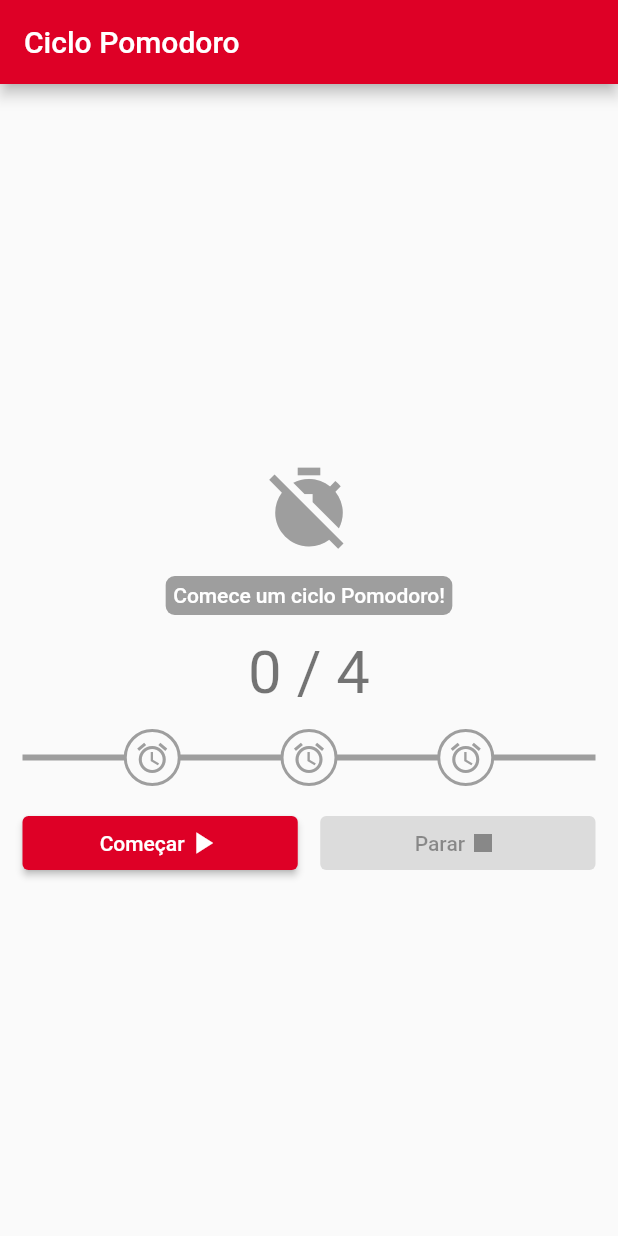
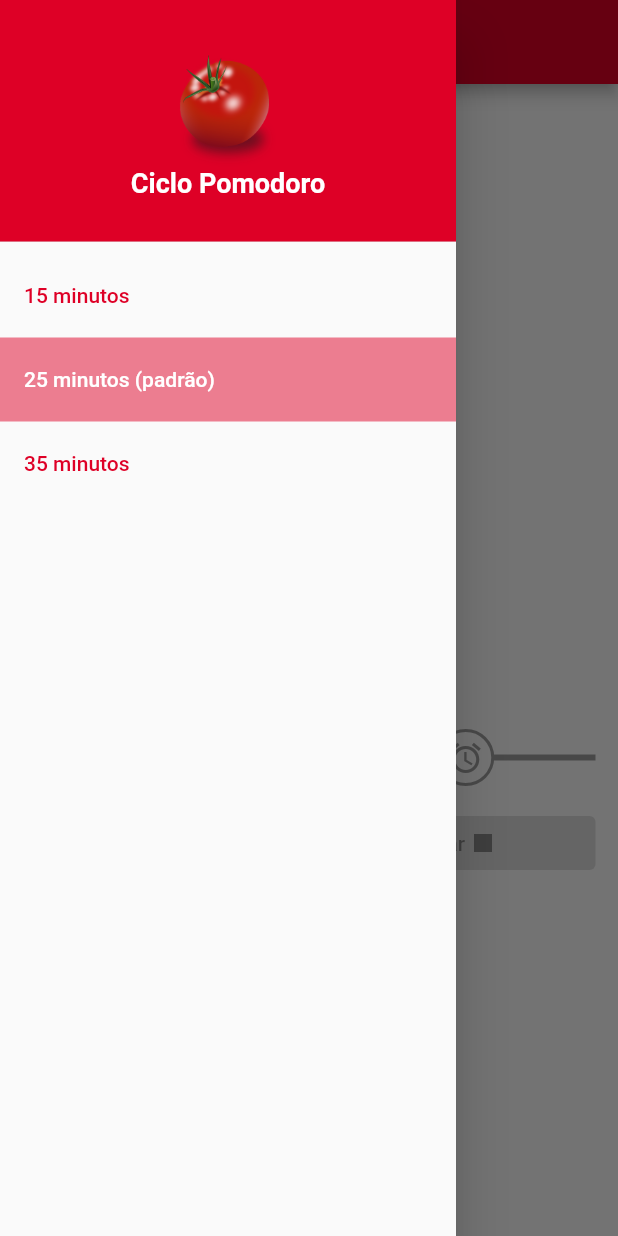
Before and after one commit to eduhds/ciclo_pomodoro, a Flutter app: the screen it shows after launch, with the side drawer open (before the commit the screen has no drawer), on a phone screen of 412 x 824 dp. Run offline on Flutter 3.47's test engine with Material 2 defaults, Android fonts, the phone set to English and light mode, and no system bars; our stand-ins replace audioplayers.

```diff
--- a/lib/main.dart
+++ b/lib/main.dart
@@ -7,18 +7,21 @@ void main() {
   runApp(const MyApp());
 }
 
+const appName = 'Ciclo Pomodoro';
+const primaryColor = Color.fromRGBO(222, 0, 38, 1.0); // #de0026
+const primaryColor50 = Color.fromRGBO(222, 0, 38, 0.5); // #de0026
+
 class MyApp extends StatelessWidget {
   const MyApp({super.key});
 
   @override
   Widget build(BuildContext context) {
     return MaterialApp(
-      title: 'Ciclo Pomodoro',
+      title: appName,
       theme: ThemeData(
-          colorScheme: ColorScheme.fromSwatch().copyWith(
-        primary: const Color.fromRGBO(222, 0, 38, 1.0), // #de0026
-      )),
-      home: const MyHomePage(title: 'Ciclo Pomodoro'),
+          colorScheme:
+              ColorScheme.fromSwatch().copyWith(primary: primaryColor)),
+      home: const MyHomePage(title: appName),
       debugShowCheckedModeBanner: false,
     );
   }
@@ -34,17 +37,24 @@ class MyHomePage extends StatefulWidget {
 }
 
 class _MyHomePageState extends State<MyHomePage> {
-  final int focusTime = 25;
   final int focusCycle = 4;
   final int shortBreak = 5;
   final player = AudioPlayer();
 
+  int focusTime = 25;
   int currentFocus = 0;
   bool isShortBreak = false;
   bool isCompleted = false;
   Timer? cancellableTimer;
   List<double> focusTimeProgress = List.filled(4, 0);
   List<double> breakTimeProgress = List.filled(3, 0);
+
+  void _setFocusTime(int timeInMinutes) {
+    setState(() {
+      focusTime = timeInMinutes;
+    });
+    Navigator.pop(context);
+  }
 
   Future<void> _playFocusStart() async {
     await player.play(AssetSource('blip.mp3'));
@@ -147,7 +157,78 @@ class _MyHomePageState extends State<MyHomePage> {
   Widget build(BuildContext context) {
     return Scaffold(
       appBar: AppBar(
-        title: Text(widget.title),
+        title: Row(
+          children: [
+            Text(widget.title),
+            Padding(
+              padding: const EdgeInsets.only(left: 5),
+              child: Container(
+                decoration: BoxDecoration(
+                    color: Colors.green,
+                    borderRadius: BorderRadius.circular(4)),
+                child: Padding(
+                  padding: const EdgeInsets.all(4),
+                  child: Text(
+                    '$focusTime min',
+                    style: const TextStyle(
+                        fontSize: 12, fontWeight: FontWeight.bold),
+                  ),
+                ),
+              ),
+            )
+          ],
+        ),
+      ),
+      drawer: Drawer(
+        child: ListView(
+          children: [
+            DrawerHeader(
+              decoration: const BoxDecoration(color: primaryColor),
+              child: Column(
+                mainAxisAlignment: MainAxisAlignment.center,
+                crossAxisAlignment: CrossAxisAlignment.center,
+                children: [
+                  Image.asset(
+                    'assets/tomato.png',
+                    width: 75,
+                    height: 75,
+                  ),
+                  const Text(
+                    appName,
+                    style: TextStyle(
+                        color: Colors.white,
+                        fontWeight: FontWeight.w600,
+                        fontSize: 18),
+                  ),
+                ],
+              ),
+            ),
+            ListTile(
+              title: const Text('15 minutos'),
+              selected: focusTime == 15,
+              textColor: primaryColor,
+              selectedColor: Colors.white,
+              selectedTileColor: primaryColor50,
+              onTap: currentFocus != 0 ? null : () => _setFocusTime(15),
+            ),
+            ListTile(
+              title: const Text('25 minutos (padrão)'),
+              selected: focusTime == 25,
+              textColor: primaryColor,
+              selectedColor: Colors.white,
+              selectedTileColor: primaryColor50,
+              onTap: currentFocus != 0 ? null : () => _setFocusTime(25),
+            ),
+            ListTile(
+              title: const Text('35 minutos'),
+              selected: focusTime == 35,
+              textColor: primaryColor,
+              selectedColor: Colors.white,
+              selectedTileColor: primaryColor50,
+              onTap: currentFocus != 0 ? null : () => _setFocusTime(35),
+            ),
+          ],
+        ),
       ),
       body: Center(
         child: SingleChildScrollView(
@@ -177,7 +258,7 @@ class _MyHomePageState extends State<MyHomePage> {
                   color: isCompleted
                       ? Colors.green
                       : currentFocus != 0
-                          ? Colors.primaries.first
+                          ? primaryColor50
                           : Colors.grey,
                   borderRadius: const BorderRadius.all(Radius.circular(6))),
               child: Padding(
@@ -189,7 +270,7 @@ class _MyHomePageState extends State<MyHomePage> {
                           ? 'Comece um ciclo Pomodoro!'
                           : isCompleted
                               ? 'Ciclo completo! Descanse 15min ou mais a cada ciclo.'
-                              : '$currentFocusº tempo 25min: Mantenha o foco!',
+                              : '$currentFocusº tempo: Mantenha o foco!',
                   style: const TextStyle(
                       color: Colors.white, fontWeight: FontWeight.w500),
                 ),
```
